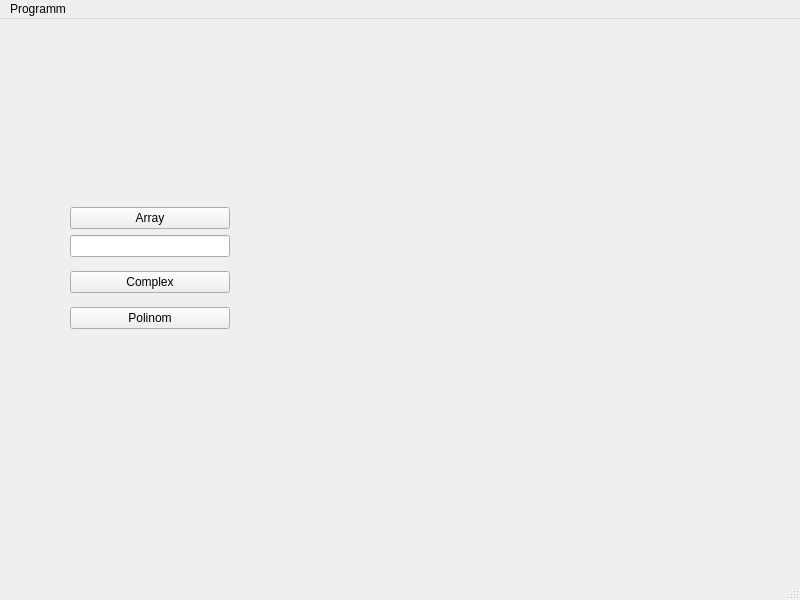
HostCase/oopArray, file userinterface.ui: the form before one commit.
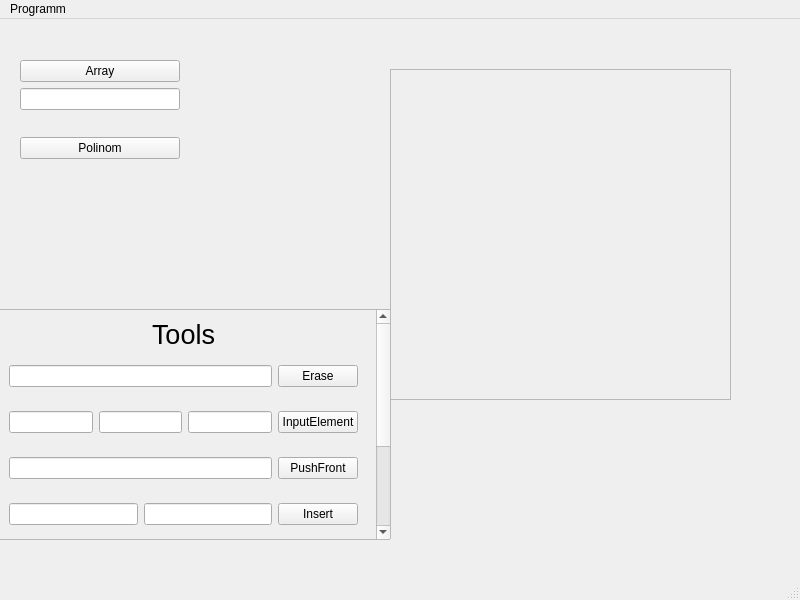
The form after the commit.

```diff
--- a/userinterface.ui
+++ b/userinterface.ui
@@ -17,8 +17,8 @@
    <widget class="QWidget" name="verticalLayoutWidget">
     <property name="geometry">
      <rect>
-      <x>70</x>
-      <y>180</y>
+      <x>20</x>
+      <y>20</y>
       <width>160</width>
       <height>141</height>
      </rect>
@@ -42,13 +42,6 @@
        </item>
       </layout>
      </item>
-     <item>
-      <widget class="QPushButton" name="selectComplex">
-       <property name="text">
-        <string>Complex</string>
-       </property>
-      </widget>
-     </item>
      <item>
       <widget class="QPushButton" name="SelectPolinom">
        <property name="text">
@@ -58,6 +51,226 @@
      </item>
     </layout>
    </widget>
+   <widget class="QScrollArea" name="scrollAreaOutput">
+    <property name="geometry">
+     <rect>
+      <x>390</x>
+      <y>50</y>
+      <width>341</width>
+      <height>331</height>
+     </rect>
+    </property>
+    <property name="widgetResizable">
+     <bool>true</bool>
+    </property>
+    <widget class="QWidget" name="scrollAreaWidgetContents">
+     <property name="geometry">
+      <rect>
+       <x>0</x>
+       <y>0</y>
+       <width>339</width>
+       <height>329</height>
+      </rect>
+     </property>
+    </widget>
+   </widget>
+   <widget class="QScrollArea" name="scrollArea_2">
+    <property name="geometry">
+     <rect>
+      <x>-10</x>
+      <y>290</y>
+      <width>401</width>
+      <height>231</height>
+     </rect>
+    </property>
+    <property name="styleSheet">
+     <string notr="true">
+
+font: 18pt &quot;Microsoft JhengHei&quot;;</string>
+    </property>
+    <property name="widgetResizable">
+     <bool>true</bool>
+    </property>
+    <widget class="QWidget" name="scrollContens_2">
+     <property name="enabled">
+      <bool>true</bool>
+     </property>
+     <property name="geometry">
+      <rect>
+       <x>0</x>
+       <y>-281</y>
+       <width>385</width>
+       <height>510</height>
+      </rect>
+     </property>
+     <layout class="QVBoxLayout" name="verticalLayout_3">
+      <item>
+       <widget class="QLabel" name="label">
+        <property name="autoFillBackground">
+         <bool>false</bool>
+        </property>
+        <property name="text">
+         <string>&lt;html&gt;&lt;head/&gt;&lt;body&gt;&lt;p align=&quot;center&quot;&gt;&lt;span style=&quot; font-size:20pt;&quot;&gt;Tools&lt;/span&gt;&lt;/p&gt;&lt;/body&gt;&lt;/html&gt;</string>
+        </property>
+       </widget>
+      </item>
+      <item>
+       <layout class="QVBoxLayout" name="arrayTools">
+        <item>
+         <widget class="QWidget" name="widget_2" native="true">
+          <layout class="QHBoxLayout" name="horizontalLayout_2">
+           <item>
+            <widget class="QLineEdit" name="EraseLine"/>
+           </item>
+           <item>
+            <widget class="QPushButton" name="EraseButton">
+             <property name="styleSheet">
+              <string notr="true">border-color: rgb(0, 60, 255);
+</string>
+             </property>
+             <property name="text">
+              <string>Erase</string>
+             </property>
+            </widget>
+           </item>
+          </layout>
+         </widget>
+        </item>
+        <item>
+         <widget class="QWidget" name="widget" native="true">
+          <layout class="QHBoxLayout" name="horizontalLayout">
+           <item>
+            <widget class="QLineEdit" name="elementInput"/>
+           </item>
+           <item>
+            <widget class="QLineEdit" name="lineforChangeRealInput"/>
+           </item>
+           <item>
+            <widget class="QLineEdit" name="lineforChangeImagineInput"/>
+           </item>
+           <item>
+            <widget class="QPushButton" name="ChangeElement">
+             <property name="styleSheet">
+              <string notr="true">border-color: rgb(0, 60, 255);
+</string>
+             </property>
+             <property name="text">
+              <string>InputElement</string>
+             </property>
+            </widget>
+           </item>
+          </layout>
+         </widget>
+        </item>
+        <item>
+         <widget class="QWidget" name="widget_6" native="true">
+          <layout class="QHBoxLayout" name="horizontalLayout_6">
+           <item>
+            <widget class="QLineEdit" name="PushFrontLine"/>
+           </item>
+           <item>
+            <widget class="QPushButton" name="PushFrontButton">
+             <property name="styleSheet">
+              <string notr="true">border-color: rgb(0, 60, 255);
+</string>
+             </property>
+             <property name="text">
+              <string>PushFront</string>
+             </property>
+            </widget>
+           </item>
+          </layout>
+         </widget>
+        </item>
+        <item>
+         <widget class="QWidget" name="widget_3" native="true">
+          <layout class="QHBoxLayout" name="horizontalLayout_3">
+           <item>
+            <widget class="QLineEdit" name="InsertPosition"/>
+           </item>
+           <item>
+            <widget class="QLineEdit" name="InsertValue"/>
+           </item>
+           <item>
+            <widget class="QPushButton" name="InsertButton">
+             <property name="styleSheet">
+              <string notr="true">border-color: rgb(0, 60, 255);
+</string>
+             </property>
+             <property name="text">
+              <string>Insert</string>
+             </property>
+            </widget>
+           </item>
+          </layout>
+         </widget>
+        </item>
+        <item>
+         <widget class="QWidget" name="widget_4" native="true">
+          <layout class="QHBoxLayout" name="horizontalLayout_4">
+           <item>
+            <widget class="QPushButton" name="getSKObutton">
+             <property name="styleSheet">
+              <string notr="true">border-color: rgb(0, 60, 255);
+</string>
+             </property>
+             <property name="text">
+              <string>SKO</string>
+             </property>
+            </widget>
+           </item>
+          </layout>
+         </widget>
+        </item>
+        <item>
+         <widget class="QWidget" name="widget_8" native="true">
+          <layout class="QHBoxLayout" name="horizontalLayout_8">
+           <item>
+            <widget class="QPushButton" name="PopFrontButton">
+             <property name="styleSheet">
+              <string notr="true">border-color: rgb(0, 60, 255);
+</string>
+             </property>
+             <property name="text">
+              <string>PopFront</string>
+             </property>
+            </widget>
+           </item>
+           <item>
+            <widget class="QPushButton" name="PopBackButton">
+             <property name="styleSheet">
+              <string notr="true">border-color: rgb(0, 60, 255);
+</string>
+             </property>
+             <property name="text">
+              <string>PopBack</string>
+             </property>
+            </widget>
+           </item>
+          </layout>
+         </widget>
+        </item>
+        <item>
+         <widget class="QWidget" name="widget_7" native="true">
+          <layout class="QHBoxLayout" name="horizontalLayout_7"/>
+         </widget>
+        </item>
+       </layout>
+      </item>
+      <item>
+       <widget class="QPushButton" name="GetSizeButton">
+        <property name="styleSheet">
+         <string notr="true">border-color: rgb(0, 60, 255);
+</string>
+        </property>
+        <property name="text">
+         <string>GetSIZE</string>
+        </property>
+       </widget>
+      </item>
+     </layout>
+    </widget>
+   </widget>
   </widget>
   <widget class="QStatusBar" name="statusbar"/>
   <widget class="QMenuBar" name="menubar">
```
Left out of the diff: 2 changed lines with no effect on the pictures.
